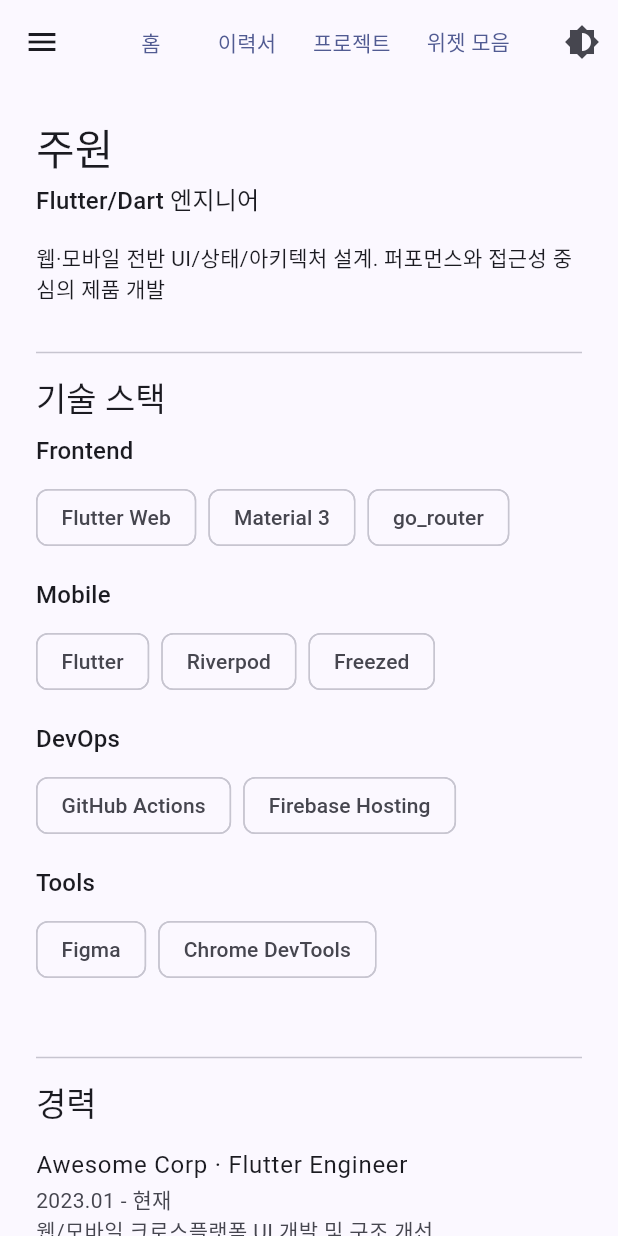
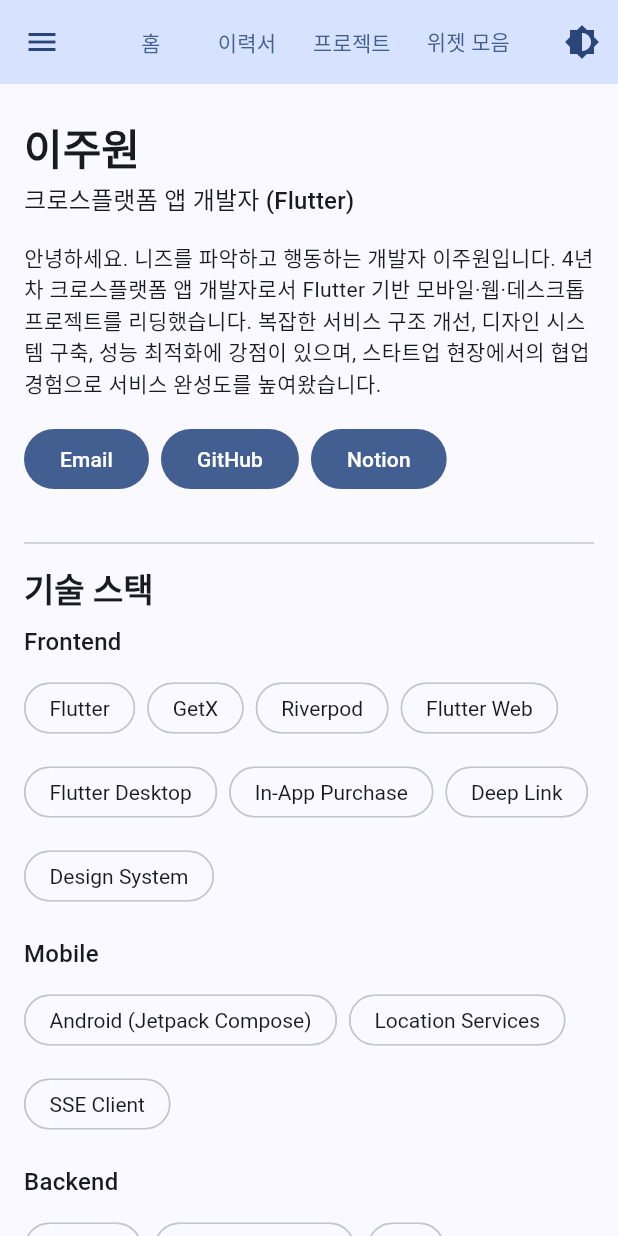
Before and after one commit to ezzooooo/juwon_portfolio, a Flutter app: the ResumePage screen opened by its route, on a phone screen of 412 x 824 dp. Run offline on Flutter 3.47's test engine with Material 3 defaults, Android fonts, the phone set to English and light mode, and no system bars; our stand-ins replace flutter_riverpod, go_router, url_strategy.

Commit message:
style: 앱 메인 컬러 변경, 레이아웃 변경

```diff
--- a/assets/data/resume_ko.json
+++ b/assets/data/resume_ko.json
@@ -1,39 +1,92 @@
 {
-  "name": "주원",
-  "title": "Flutter/Dart 엔지니어",
-  "summary": "웹·모바일 전반 UI/상태/아키텍처 설계. 퍼포먼스와 접근성 중심의 제품 개발",
+  "name": "이주원",
+  "title": "크로스플랫폼 앱 개발자 (Flutter)",
+  "summary": "안녕하세요. 니즈를 파악하고 행동하는 개발자 이주원입니다. 4년 차 크로스플랫폼 앱 개발자로서 Flutter 기반 모바일·웹·데스크톱 프로젝트를 리딩했습니다. 복잡한 서비스 구조 개선, 디자인 시스템 구축, 성능 최적화에 강점이 있으며, 스타트업 현장에서의 협업 경험으로 서비스 완성도를 높여왔습니다.",
   "contacts": {
-    "email": "you@example.com",
-    "github": "https://github.com/your-id",
-    "linkedin": "https://www.linkedin.com/in/your-id",
-    "blog": "https://your-blog.com"
+    "email": "dkreka@gmail.com",
+    "github": "https://github.com/ezzooooo",
+    "linkedin": "",
+    "blog": "https://jw.notion.site/cebcbeeaecdf"
   },
   "skills": {
-    "frontend": ["Flutter Web", "Material 3", "go_router"],
-    "mobile": ["Flutter", "Riverpod", "Freezed"],
-    "devops": ["GitHub Actions", "Firebase Hosting"],
-    "tools": ["Figma", "Chrome DevTools"]
+    "frontend": [
+      "Flutter",
+      "GetX",
+      "Riverpod",
+      "Flutter Web",
+      "Flutter Desktop",
+      "In-App Purchase",
+      "Deep Link",
+      "Design System"
+    ],
+    "mobile": ["Android (Jetpack Compose)", "Location Services", "SSE Client"],
+    "backend": ["Laravel", "Python (Scripts)", "C#"],
+    "devops": ["AWS", "Firebase", "GitHub Actions"],
+    "tools": ["Git", "Figma", "Linux", "MySQL", "Redis", "GitHub", "SQL"]
   },
   "experiences": [
     {
-      "company": "Awesome Corp",
-      "role": "Flutter Engineer",
-      "period": "2023.01 - 현재",
-      "summary": "웹/모바일 크로스플랫폼 UI 개발 및 구조 개선",
+      "company": "주식회사 비유바움",
+      "role": "Frontend 개발",
+      "period": "2024.11 - 2025.04 (6개월)",
+      "summary": "Digital Information Display 프론트엔드 개발 (Android 앱 2종, SSE 기반 제어/업데이트)",
       "achievements": [
-        "Flutter Web 빌드 성능 30% 향상",
-        "클린 아키텍처로 기능 모듈화 및 테스트 커버리지 확장"
+        "Jetpack Compose 기반 UI 개발",
+        "Server-Sent-Events로 실시간 기기 제어",
+        "기기 재시작 시 앱 자동 실행",
+        "앱 원격 업데이트 기능"
+      ]
+    },
+    {
+      "company": "바움랩스주식회사",
+      "role": "Frontend 개발",
+      "period": "2024.04 - 2024.11 (8개월)",
+      "summary": "히어유알 모임관리 앱 리팩토링 및 기능 개선, iOS 배포 이슈 해결",
+      "achievements": [
+        "캘린더 기반 UI/UX 개편",
+        "위치 기반 맛집 추천 기능(Tmap API)",
+        "GetX → Riverpod 마이그레이션 및 안전한 Context 사용",
+        "이벤트 딥링크 구현",
+        "API 응답 제네릭 모델링",
+        "로딩/사용 속도 개선(컨트롤러 생명주기 최적화)"
+      ]
+    },
+    {
+      "company": "주식회사디에이엘컴퍼니",
+      "role": "Frontend 개발",
+      "period": "2023.06 - 2023.11 (6개월)",
+      "summary": "인앱 결제 기능 기획·구현 및 출시",
+      "achievements": [
+        "결제 프로세스 정립",
+        "InAppPurchase 기반 인앱 결제 구현",
+        "디자인 시스템 기반 UI Kit 구축",
+        "재사용 위젯화로 개발 속도 40% 향상, 일관성 확보"
+      ]
+    },
+    {
+      "company": "주식회사세븐미어캣",
+      "role": "개발팀장",
+      "period": "2020.07 - 2022.11 (2년 5개월)",
+      "summary": "서비스 전체 구조 설계/개발 및 운영, 시리즈 A 투자 유치 기여",
+      "achievements": [
+        "주차 시스템/앱/관리자 웹 상호 데이터 기반 DB 설계",
+        "1초 이내 차단기 신호 위한 별도 주차 서버 구축",
+        "앱 내 쇼핑몰(재고/타임할인/옵션/주문/배송) 개발",
+        "Flutter 마이그레이션 2회 및 Null Safety 개선",
+        "생산 단가 30%+ 절감(라즈베리파이 분리 구조), CS 50%+ 감소"
       ]
     }
   ],
   "education": [
     {
-      "school": "Some University",
-      "degree": "B.S. Computer Science",
-      "period": "2016 - 2020"
+      "school": "한국공학대학교",
+      "degree": "컴퓨터공학과 학사 (3.94/4.5)",
+      "period": ""
     }
   ],
   "certificates": [
-    { "name": "정보처리기사", "issuer": "한국산업인력공단", "date": "2020" }
+    { "name": "정보처리기사", "issuer": "한국산업인력공단", "date": "-" },
+    { "name": "2019 프로보노 공모전 대상", "issuer": "기타", "date": "2019" },
+    { "name": "총학생회 정책팀장", "issuer": "기타", "date": "" }
   ]
 }
--- /dev/null
+++ b/lib/src/core/widgets/layout.dart
@@ -0,0 +1,69 @@
+import 'package:flutter/material.dart';
+import '../constants/breakpoints.dart';
+
+class AppContainer extends StatelessWidget {
+  const AppContainer({super.key, required this.child});
+  final Widget child;
+
+  static const double maxContentWidth = 1100;
+
+  @override
+  Widget build(BuildContext context) {
+    final horizontal = MediaQuery.sizeOf(context).width >= Breakpoints.md
+        ? 24.0
+        : 16.0;
+    return Center(
+      child: ConstrainedBox(
+        constraints: const BoxConstraints(maxWidth: maxContentWidth),
+        child: Padding(
+          padding: EdgeInsets.symmetric(horizontal: horizontal),
+          child: child,
+        ),
+      ),
+    );
+  }
+}
+
+class Section extends StatelessWidget {
+  const Section({
+    super.key,
+    required this.title,
+    this.subtitle,
+    required this.child,
+  });
+  final String title;
+  final String? subtitle;
+  final Widget child;
+
+  @override
+  Widget build(BuildContext context) {
+    return Column(
+      crossAxisAlignment: CrossAxisAlignment.start,
+      children: [
+        SectionHeader(title: title, subtitle: subtitle),
+        const SizedBox(height: 12),
+        child,
+      ],
+    );
+  }
+}
+
+class SectionHeader extends StatelessWidget {
+  const SectionHeader({super.key, required this.title, this.subtitle});
+  final String title;
+  final String? subtitle;
+
+  @override
+  Widget build(BuildContext context) {
+    return Column(
+      crossAxisAlignment: CrossAxisAlignment.start,
+      children: [
+        Text(title, style: Theme.of(context).textTheme.headlineSmall),
+        if (subtitle != null) ...[
+          const SizedBox(height: 4),
+          Text(subtitle!, style: Theme.of(context).textTheme.bodyMedium),
+        ],
+      ],
+    );
+  }
+}
--- a/lib/src/features/resume/view/resume_page.dart
+++ b/lib/src/features/resume/view/resume_page.dart
@@ -1,7 +1,9 @@
 import 'dart:convert';
 import 'package:flutter/material.dart';
+import 'package:url_launcher/url_launcher.dart';
 // removed unused rootBundle import
 import '../../../core/widgets/app_scaffold.dart';
+import '../../../core/widgets/layout.dart';
 import '../data/resume_model.dart';
 
 class ResumePage extends StatefulWidget {
@@ -24,6 +26,7 @@ class _ResumePageState extends State<ResumePage> {
   @override
   Widget build(BuildContext context) {
     return AppScaffold(
+      child: AppContainer(
         child: FutureBuilder<ResumeModel>(
           future: _loadResume(context),
           builder: (context, snapshot) {
@@ -35,7 +38,7 @@ class _ResumePageState extends State<ResumePage> {
             }
             final ResumeModel resume = snapshot.data!;
             return ListView(
-            padding: const EdgeInsets.all(24),
+              padding: const EdgeInsets.symmetric(vertical: 24),
               children: [
                 Text(
                   resume.name,
@@ -48,6 +51,11 @@ class _ResumePageState extends State<ResumePage> {
                 ),
                 const SizedBox(height: 16),
                 Text(resume.summary),
+                const SizedBox(height: 16),
+                if (resume.contacts.email.isNotEmpty ||
+                    resume.contacts.github.isNotEmpty ||
+                    resume.contacts.blog.isNotEmpty)
+                  _ContactsSection(contacts: resume.contacts),
                 const SizedBox(height: 24),
                 Divider(),
                 const SizedBox(height: 8),
@@ -72,6 +80,7 @@ class _ResumePageState extends State<ResumePage> {
               ],
             );
           },
+        ),
       ),
     );
   }
@@ -116,11 +125,39 @@ class _ExperienceSection extends StatelessWidget {
       children: experiences
           .map(
             (e) => Padding(
-              padding: const EdgeInsets.only(bottom: 12),
-              child: ListTile(
+              padding: const EdgeInsets.only(bottom: 16),
+              child: Column(
+                crossAxisAlignment: CrossAxisAlignment.start,
+                children: [
+                  ListTile(
                     contentPadding: EdgeInsets.zero,
                     title: Text('${e.company} · ${e.role}'),
                     subtitle: Text('${e.period}\n${e.summary}'),
+                  ),
+                  if (e.achievements.isNotEmpty)
+                    Padding(
+                      padding: const EdgeInsets.only(left: 16),
+                      child: Column(
+                        crossAxisAlignment: CrossAxisAlignment.start,
+                        children: e.achievements
+                            .map(
+                              (a) => Padding(
+                                padding: const EdgeInsets.symmetric(
+                                  vertical: 2,
+                                ),
+                                child: Row(
+                                  crossAxisAlignment: CrossAxisAlignment.start,
+                                  children: [
+                                    const Text('• '),
+                                    Expanded(child: Text(a)),
+                                  ],
+                                ),
+                              ),
+                            )
+                            .toList(),
+                      ),
+                    ),
+                ],
               ),
             ),
           )
@@ -159,3 +196,45 @@ class _EducationCertificatesSection extends StatelessWidget {
     );
   }
 }
+
+class _ContactsSection extends StatelessWidget {
+  const _ContactsSection({required this.contacts});
+  final Contacts contacts;
+
+  @override
+  Widget build(BuildContext context) {
+    Future<void> open(String url) async {
+      final uri = Uri.parse(url);
+      if (await canLaunchUrl(uri)) {
+        await launchUrl(uri, mode: LaunchMode.externalApplication);
+      }
+    }
+
+    return Wrap(
+      spacing: 8,
+      runSpacing: 8,
+      children: [
+        if (contacts.email.isNotEmpty)
+          FilledButton.tonal(
+            onPressed: () => open('mailto:${contacts.email}'),
+            child: const Text('Email'),
+          ),
+        if (contacts.github.isNotEmpty)
+          FilledButton.tonal(
+            onPressed: () => open(contacts.github),
+            child: const Text('GitHub'),
+          ),
+        if (contacts.blog.isNotEmpty)
+          FilledButton.tonal(
+            onPressed: () => open(contacts.blog),
+            child: const Text('Notion'),
+          ),
+        if (contacts.linkedin.isNotEmpty)
+          FilledButton.tonal(
+            onPressed: () => open(contacts.linkedin),
+            child: const Text('LinkedIn'),
+          ),
+      ],
+    );
+  }
+}
```
Also changed, not shown: lib/src/core/theme/app_theme.dart (+84 -4 lines), lib/src/features/home/view/home_page.dart (+10 -7 lines), lib/src/features/projects/view/projects_page.dart (+6 -3 lines). Lines whose indentation alone changed are shown as unchanged.
